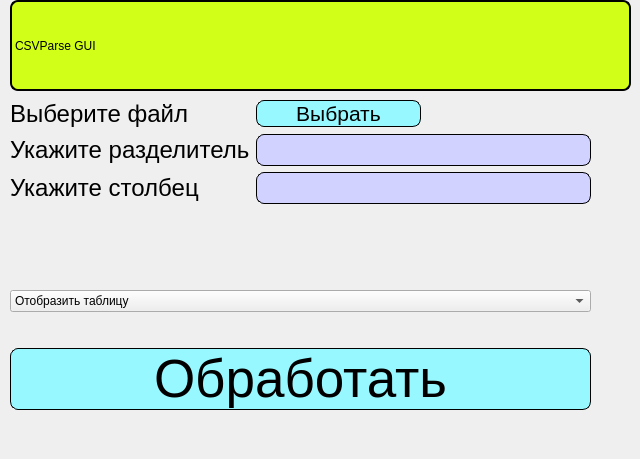
First picture: the form in widget.ui, repository coder6497/CSVParser, before the edit.
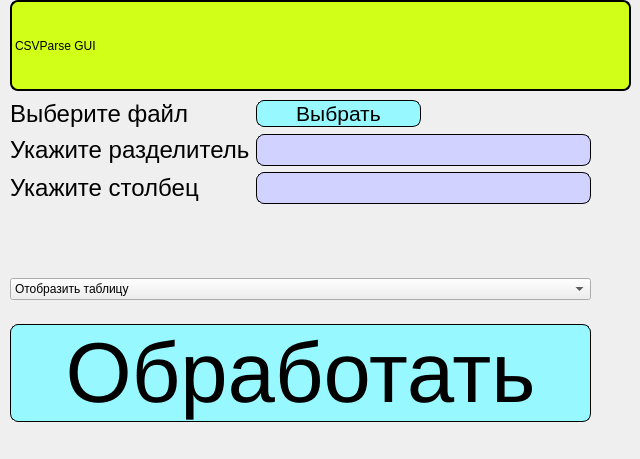
Second picture: the form after the edit.

Commit message: added new design features

Diff of the .ui file:
```diff
--- a/widget.ui
+++ b/widget.ui
@@ -44,7 +44,7 @@
      <x>10</x>
      <y>100</y>
      <width>581</width>
-     <height>123</height>
+     <height>124</height>
     </rect>
    </property>
    <layout class="QFormLayout" name="formLayout_6">
@@ -155,7 +155,7 @@
     <item>
      <widget class="QComboBox" name="comboBox">
       <property name="styleSheet">
-       <string notr="true"/>
+       <string notr="true">color: rgb(0, 0, 0);</string>
       </property>
       <item>
        <property name="text">
@@ -172,14 +172,16 @@
     <item>
      <widget class="QPushButton" name="pushButton_3">
       <property name="styleSheet">
-       <string notr="true">font: 40pt;
+       <string notr="true">QPushButton{font: 64pt;
 color: rgb(0, 0, 0);
 color: rgb(0, 0, 0);
 background-color: rgb(151, 248, 255);
 border-radius:8px;
 border-style: outset;
 border-width: 1px;
-border-color: black;</string>
+border-color: black;}
+
+QPushButton:pressed{background-color: rgb(0, 200, 214);}</string>
       </property>
       <property name="text">
        <string>Обработать</string>
```
Left out of the diff: 7 changed lines with no effect on the pictures. The commit also changes 2 other files.
